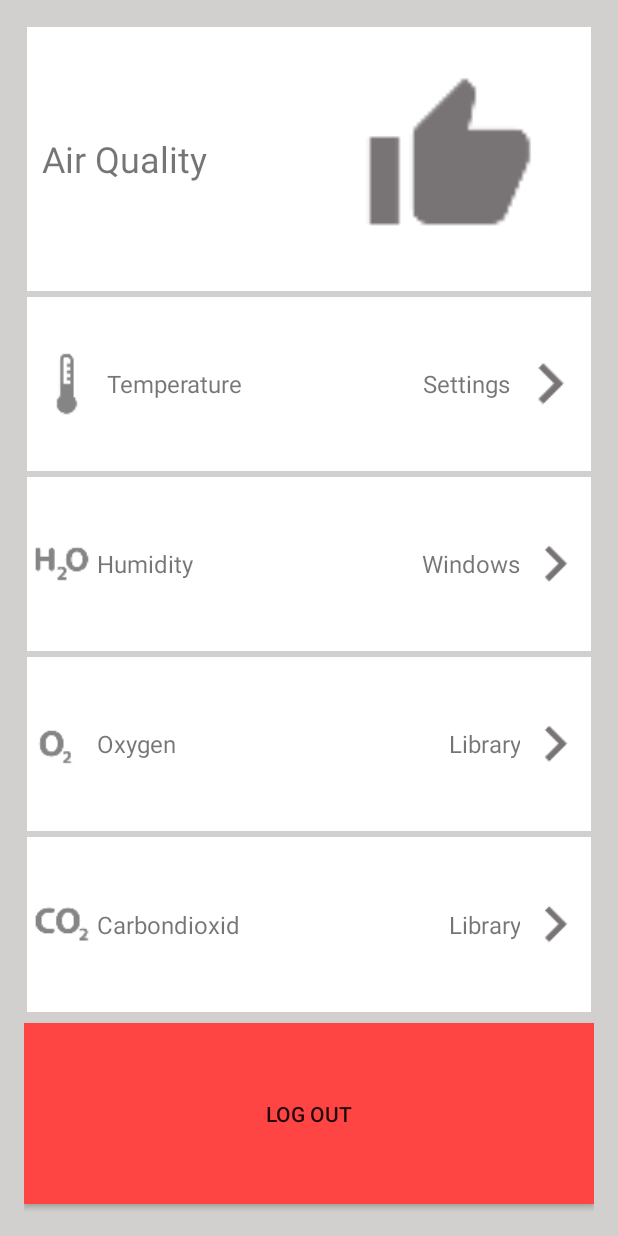
After one commit to Louuiissaa/safeandsound, an Android app: the layout settings.xml on its own in the app's theme, with its tools: preview values and no code run, on a phone screen of 412 x 824 dp. The commit adds this screen. Run offline under Robolectric (Android 15) with nearby library versions, the phone set to English and light mode, and no system bars.

Commit message:
Aktuelle Temperatur und Luftfeuchtigkeit wird angezeigt

```diff
--- a/app/src/main/AndroidManifest.xml
+++ b/app/src/main/AndroidManifest.xml
@@ -1,6 +1,7 @@
 <?xml version="1.0" encoding="utf-8"?>
 <manifest xmlns:android="http://schemas.android.com/apk/res/android"
     package="com.safeandsound.app.safeandsound">
+    <uses-permission android:name="android.permission.INTERNET"/>
 
     <application
         android:allowBackup="true"
@@ -16,6 +17,10 @@
                 <category android:name="android.intent.category.LAUNCHER" />
             </intent-filter>
         </activity>
+        <activity
+        android:name=".AirQuality"
+        android:label="@string/title_airquality">
+    </activity>
     </application>
 
 </manifest>
--- a/app/src/main/java/com/safeandsound/app/safeandsound/AirQuality.java
+++ b/app/src/main/java/com/safeandsound/app/safeandsound/AirQuality.java
@@ -1,8 +1,80 @@
 package com.safeandsound.app.safeandsound;
+
+import android.database.Cursor;
+import android.database.sqlite.SQLiteDatabase;
+import android.net.ParseException;
+import android.os.Bundle;
+import android.support.v4.app.FragmentActivity;
+import android.util.Log;
+import android.widget.TextView;
+import android.widget.Toast;
+
+import org.json.JSONArray;
+import org.json.JSONException;
+import org.json.JSONObject;
+
+import java.io.BufferedReader;
+import java.io.InputStream;
+import java.io.InputStreamReader;
+import java.net.HttpURLConnection;
+import java.net.MalformedURLException;
+import java.net.URL;
+import java.security.AccessControlContext;
+import java.util.concurrent.ExecutionException;
+
+import static java.security.AccessController.getContext;
 
 /**
  * Created by louisapabst on 13.04.17.
  */
 
-public class AirQuality {
+public class AirQuality extends FragmentActivity {
+        /** Called when the activity is first created. */
+        @Override
+        public void onCreate(Bundle savedInstanceState) {
+            super.onCreate(savedInstanceState);
+            setContentView(R.layout.air_quality);
+            String result = null;
+            InputStream is = null;
+            StringBuilder sb=null;
+
+            //http post
+            try {
+                String url = "http://192.168.10.53:1880/temp";
+                URL urlObj = new URL(url);
+                result = new ConnectionFeed().execute(urlObj.toString()).get();
+            }catch (MalformedURLException e){
+                e.printStackTrace();
+            }catch (InterruptedException e){
+                e.printStackTrace();
+            }catch (ExecutionException e){
+                e.printStackTrace();
+            }
+
+
+            //paring data
+            String fd_temp = "";
+            String fd_humidity = "";
+            try{
+                result = result.replace('"','\'');
+                //result = "{\"temp\":\"22.90\",\"humidity\":\"36.70\",\"sensorid\":\"dht22\",\"date\":149}";
+                //JSONArray jArray = new JSONArray(result);
+                JSONObject json_data= new JSONObject(result);
+                fd_humidity = json_data.getString("humidity");
+                fd_temp = json_data.getString("temp");
+            }catch(JSONException e1){
+                Toast.makeText(getBaseContext(), "No Data Found", Toast.LENGTH_LONG).show();
+            }catch (ParseException e1){
+                e1.printStackTrace();
+            }
+
+            //print temperature
+            TextView text_temperature = (TextView)findViewById(R.id.temperatureOutputText);
+            text_temperature.setText(fd_temp);
+
+            //print Humidity
+            TextView text_humidity = (TextView)findViewById(R.id.humidityOutputText);
+            text_humidity.setText(fd_humidity);
+        }
+
 }
--- /dev/null
+++ b/app/src/main/java/com/safeandsound/app/safeandsound/ConnectionFeed.java
@@ -0,0 +1,61 @@
+package com.safeandsound.app.safeandsound;
+
+import android.os.AsyncTask;
+import android.util.Log;
+
+import java.io.BufferedReader;
+import java.io.InputStream;
+import java.io.InputStreamReader;
+import java.net.HttpURLConnection;
+import java.net.URL;
+
+/**
+ * Created by louisapabst on 16.04.17.
+ */
+
+public class ConnectionFeed extends AsyncTask<String, Void, String> {
+
+        private Exception exception;
+
+        protected String doInBackground(String... urls) {
+            InputStream is = null;
+            StringBuilder sb = null;
+            String result = null;
+            try {
+                URL url = new URL(urls[0]);
+
+                HttpURLConnection urlConnection = (HttpURLConnection) url.openConnection();
+                urlConnection.connect();
+                is = urlConnection.getInputStream();
+                String test = is.toString();
+                //System.out.print("InputSTream: " + is);
+                int status = urlConnection.getResponseCode();
+                System.out.println("Status: " + status);
+            }catch(Exception e){
+                Log.e("log_tag", "Error in http connection"+e.toString());
+            }
+
+            //convert response to string
+            try{
+                BufferedReader reader = new BufferedReader(new InputStreamReader(is,"utf-8"),8);
+                sb = new StringBuilder();
+                sb.append(reader.readLine() + "\n");
+                String line="0";
+                while ((line = reader.readLine()) != null) {
+                    sb.append(line + "\n");
+                }
+                is.close();
+                result=sb.toString();
+            }catch(Exception e){
+                Log.e("log_tag", "Error converting result "+e.toString());
+            }
+
+                return result;
+
+        }
+
+        protected void onPostExecute(String result) {
+            // TODO: check this.exception
+            // TODO: do something with the feed
+        }
+}
--- a/app/src/main/java/com/safeandsound/app/safeandsound/MainActivity.java
+++ b/app/src/main/java/com/safeandsound/app/safeandsound/MainActivity.java
@@ -1,7 +1,9 @@
 package com.safeandsound.app.safeandsound;
 
+import android.content.Intent;
 import android.support.v7.app.AppCompatActivity;
 import android.os.Bundle;
+import android.view.View;
 
 public class MainActivity extends AppCompatActivity {
 
@@ -10,4 +12,9 @@ public class MainActivity extends AppCompatActivity {
         super.onCreate(savedInstanceState);
         setContentView(R.layout.activity_main);
     }
+
+    public void openAirQuality(View view) {
+        Intent i = new Intent(MainActivity.this, AirQuality.class);
+        startActivity(i);
+    }
 }
--- /dev/null
+++ b/app/src/main/java/com/safeandsound/app/safeandsound/Settings.java
@@ -0,0 +1,8 @@
+package com.safeandsound.app.safeandsound;
+
+/**
+ * Created by louisapabst on 14.04.17.
+ */
+
+public class Settings {
+}
--- a/app/src/main/res/layout/activity_main.xml
+++ b/app/src/main/res/layout/activity_main.xml
@@ -101,7 +101,8 @@
                     android:src="@drawable/ic_air_quality"
                     android:background="@color/white"
                     android:paddingTop="30dp"
-                    android:scaleType="fitCenter" />
+                    android:scaleType="fitCenter"
+                    android:onClick="openAirQuality"/>
                 <TextView
                     android:layout_width="match_parent"
                     android:layout_height="0dip"
@@ -111,7 +112,8 @@
                     android:textSize="16dip"
                     android:gravity="top|center_horizontal"
                     android:text="Air Quality"
-                    android:textAlignment="gravity" />
+                    android:textAlignment="gravity"
+                    android:onClick="openAirQuality"/>
             </LinearLayout>
             <LinearLayout
                 android:layout_width="0dip"
--- a/app/src/main/res/layout/air_quality.xml
+++ b/app/src/main/res/layout/air_quality.xml
@@ -84,7 +84,6 @@
                     android:background="@color/white"
                     android:textSize="16dip"
                     android:gravity="center_vertical|left"
-                    android:paddingLeft="10dip"
                     android:text="@string/temperatur"
                     android:textAlignment="gravity"/>
                 <TextView
@@ -94,8 +93,7 @@
                     android:id="@+id/temperatureOutputText"
                     android:background="@color/white"
                     android:textSize="16dip"
-                    android:gravity="center_vertical|center_horizontal"
-                    android:text="Settings"
+                    android:gravity="center_vertical|right"
                     android:textAlignment="gravity" />
                 <ImageView
                     android:layout_width="0dip"
@@ -130,7 +128,6 @@
                     android:background="@color/white"
                     android:textSize="16dip"
                     android:gravity="center_vertical|left"
-                    android:paddingLeft="10dip"
                     android:text="@string/luftfeutigkeit"
                     android:textAlignment="gravity"/>
                 <TextView
@@ -140,8 +137,7 @@
                     android:id="@+id/humidityOutputText"
                     android:background="@color/white"
                     android:textSize="16dip"
-                    android:gravity="center_vertical|center_horizontal"
-                    android:text="Windows"
+                    android:gravity="center_vertical|right"
                     android:textAlignment="gravity" />
                 <ImageView
                     android:layout_width="0dip"
@@ -176,7 +172,6 @@
                     android:background="@color/white"
                     android:textSize="16dip"
                     android:gravity="center_vertical|left"
-                    android:paddingLeft="10dip"
                     android:text="@string/sauerstoff"
                     android:textAlignment="gravity" />
                 <TextView
@@ -186,7 +181,7 @@
                     android:id="@+id/oxygenOutputText"
                     android:background="@color/white"
                     android:textSize="16dip"
-                    android:gravity="center_vertical|center_horizontal"
+                    android:gravity="center_vertical|right"
                     android:text="Library"
                     android:textAlignment="gravity" />
                 <ImageView
@@ -223,7 +218,6 @@
                     android:background="@color/white"
                     android:textSize="16dip"
                     android:gravity="center_vertical|left"
-                    android:paddingLeft="10dip"
                     android:text="@string/kohlenstoffdioxid"
                     android:textAlignment="gravity" />
                 <TextView
@@ -233,7 +227,7 @@
                     android:id="@+id/carbondioxidOutputText"
                     android:background="@color/white"
                     android:textSize="16dip"
-                    android:gravity="center_vertical|center_horizontal"
+                    android:gravity="center_vertical|right"
                     android:text="Library"
                     android:textAlignment="gravity" />
                 <ImageView
@@ -270,7 +264,6 @@
                     android:background="@color/white"
                     android:textSize="16dip"
                     android:gravity="center_vertical|left"
-                    android:paddingLeft="10dip"
                     android:text="@string/kohlenstoffmonoxid"
                     android:textAlignment="gravity" />
                 <TextView
@@ -280,7 +273,7 @@
                     android:id="@+id/carbonmonoxidOutputText"
                     android:background="@color/white"
                     android:textSize="16dip"
-                    android:gravity="center_vertical|center_horizontal"
+                    android:gravity="center_vertical|right"
                     android:text="Library"
                     android:textAlignment="gravity" />
                 <ImageView
--- /dev/null
+++ b/app/src/main/res/layout/settings.xml
@@ -0,0 +1,252 @@
+<?xml version="1.0" encoding="utf-8"?>
+    <RelativeLayout xmlns:android="http://schemas.android.com/apk/res/android"
+        xmlns:app="http://schemas.android.com/apk/res-auto"
+        xmlns:tools="http://schemas.android.com/tools"
+        android:id="@+id/activity_main"
+        android:layout_width="match_parent"
+        android:layout_height="match_parent"
+        android:paddingBottom="@dimen/activity_vertical_margin"
+        android:paddingLeft="@dimen/activity_horizontal_margin"
+        android:paddingRight="@dimen/activity_horizontal_margin"
+        android:paddingTop="@dimen/activity_vertical_margin"
+        android:background="@color/background_grey"
+        tools:context="com.safeandsound.app.safeandsound.AirQuality">
+
+        <LinearLayout
+            android:orientation="vertical"
+            android:layout_width="match_parent"
+            android:layout_height="match_parent"
+            android:background="@color/background_grey"
+            android:isScrollContainer="true"
+            android:layout_alignParentTop="true"
+            android:layout_alignParentStart="true">
+
+            <LinearLayout
+                android:orientation="horizontal"
+                android:layout_width="match_parent"
+                android:layout_height="0dp"
+                android:layout_weight="1.5">
+                <LinearLayout
+                    android:orientation="horizontal"
+                    android:layout_height="match_parent"
+                    android:layout_width="0dip"
+                    android:layout_weight="1"
+                    android:layout_margin="2dp">
+
+                    <TextView
+                        android:layout_width="0dip"
+                        android:layout_height="match_parent"
+                        android:layout_weight="1"
+                        android:id="@+id/livestreamText"
+                        android:background="@color/white"
+                        android:textSize="24sp"
+                        android:gravity="center_vertical|left"
+                        android:paddingLeft="10dip"
+                        android:text="@string/luftqualitaet"
+                        android:textAlignment="gravity" />
+                    <ImageButton
+                        android:id="@+id/cameraButton"
+                        android:layout_width="0dip"
+                        android:layout_height="match_parent"
+                        android:layout_weight="1"
+                        android:src="@drawable/ic_thumbup"
+                        android:padding="30dp"
+                        android:background="@color/white"
+                        android:scaleType="fitCenter" />
+                </LinearLayout>
+            </LinearLayout>
+
+
+
+            <LinearLayout
+                android:orientation="horizontal"
+                android:layout_width="match_parent"
+                android:layout_height="0dip"
+                android:layout_weight="1">
+
+                <LinearLayout
+                    android:layout_width="0dip"
+                    android:layout_height="match_parent"
+                    android:layout_weight="1"
+                    android:orientation="horizontal"
+                    android:layout_margin="2dp">
+                    <ImageView
+                        android:layout_width="0dip"
+                        android:layout_height="match_parent"
+                        android:layout_weight="1"
+                        android:background="@color/white"
+                        android:src="@drawable/ic_temperature"/>
+                    <TextView
+                        android:layout_width="0dip"
+                        android:layout_height="match_parent"
+                        android:layout_weight="2.5"
+                        android:id="@+id/temperatureText"
+                        android:background="@color/white"
+                        android:textSize="16dip"
+                        android:gravity="center_vertical|left"
+                        android:text="@string/temperatur"
+                        android:textAlignment="gravity"/>
+                    <TextView
+                        android:layout_width="0dip"
+                        android:layout_height="match_parent"
+                        android:layout_weight="2.5"
+                        android:id="@+id/temperatureOutputText"
+                        android:background="@color/white"
+                        android:textSize="16dip"
+                        android:gravity="center_vertical|right"
+                        android:text="Settings"
+                        android:textAlignment="gravity" />
+                    <ImageView
+                        android:layout_width="0dip"
+                        android:layout_height="match_parent"
+                        android:layout_weight="1"
+                        android:src="@drawable/ic_next_page"
+                        android:background="@color/white"/>
+                </LinearLayout>
+            </LinearLayout>
+            <LinearLayout
+                android:orientation="horizontal"
+                android:layout_width="match_parent"
+                android:layout_height="0dip"
+                android:layout_weight="1">
+                <LinearLayout
+                    android:layout_width="0dip"
+                    android:layout_height="match_parent"
+                    android:layout_weight="1"
+                    android:orientation="horizontal"
+                    android:layout_margin="2dp">
+                    <ImageView
+                        android:layout_width="0dip"
+                        android:layout_height="match_parent"
+                        android:layout_weight="1"
+                        android:background="@color/white"
+                        android:src="@drawable/ic_water"/>
+                    <TextView
+                        android:layout_width="0dip"
+                        android:layout_height="match_parent"
+                        android:layout_weight="3"
+                        android:id="@+id/humidityText"
+                        android:background="@color/white"
+                        android:textSize="16dip"
+                        android:gravity="center_vertical|left"
+                        android:text="@string/luftfeutigkeit"
+                        android:textAlignment="gravity"/>
+                    <TextView
+                        android:layout_width="0dip"
+                        android:layout_height="match_parent"
+                        android:layout_weight="3"
+                        android:id="@+id/humidityOutputText"
+                        android:background="@color/white"
+                        android:textSize="16dip"
+                        android:gravity="center_vertical|right"
+                        android:text="Windows"
+                        android:textAlignment="gravity" />
+                    <ImageView
+                        android:layout_width="0dip"
+                        android:layout_height="match_parent"
+                        android:layout_weight="1"
+                        android:src="@drawable/ic_next_page"
+                        android:background="@color/white"/>
+                </LinearLayout>
+            </LinearLayout>
+            <LinearLayout
+                android:orientation="horizontal"
+                android:layout_width="match_parent"
+                android:layout_height="0dp"
+                android:layout_weight="1">
+                <LinearLayout
+                    android:layout_width="0dip"
+                    android:layout_height="match_parent"
+                    android:layout_weight="1"
+                    android:orientation="horizontal"
+                    android:layout_margin="2dp">
+                    <ImageView
+                        android:layout_width="0dip"
+                        android:layout_height="match_parent"
+                        android:layout_weight="1"
+                        android:background="@color/white"
+                        android:src="@drawable/ic_oxygen"/>
+                    <TextView
+                        android:layout_width="0dip"
+                        android:layout_height="match_parent"
+                        android:layout_weight="3"
+                        android:id="@+id/oxygenText"
+                        android:background="@color/white"
+                        android:textSize="16dip"
+                        android:gravity="center_vertical|left"
+                        android:text="@string/sauerstoff"
+                        android:textAlignment="gravity" />
+                    <TextView
+                        android:layout_width="0dip"
+                        android:layout_height="match_parent"
+                        android:layout_weight="3"
+                        android:id="@+id/oxygenOutputText"
+                        android:background="@color/white"
+                        android:textSize="16dip"
+                        android:gravity="center_vertical|right"
+                        android:text="Library"
+                        android:textAlignment="gravity" />
+                    <ImageView
+                        android:layout_width="0dip"
+                        android:layout_height="match_parent"
+                        android:layout_weight="1"
+                        android:src="@drawable/ic_next_page"
+                        android:background="@color/white"/>
+                </LinearLayout>
+            </LinearLayout>
+            <LinearLayout
+                android:orientation="horizontal"
+                android:layout_width="match_parent"
+                android:layout_height="0dp"
+                android:layout_weight="1">
+
+                <LinearLayout
+                    android:layout_width="0dip"
+                    android:layout_height="match_parent"
+                    android:layout_weight="1"
+                    android:orientation="horizontal"
+                    android:layout_margin="2dp">
+                    <ImageView
+                        android:layout_width="0dip"
+                        android:layout_height="match_parent"
+                        android:layout_weight="1"
+                        android:background="@color/white"
+                        android:src="@drawable/ic_carbondioxid"/>
+                    <TextView
+                        android:layout_width="0dip"
+                        android:layout_height="match_parent"
+                        android:layout_weight="3"
+                        android:id="@+id/carbondioxidText"
+                        android:background="@color/white"
+                        android:textSize="16dip"
+                        android:gravity="center_vertical|left"
+                        android:text="@string/kohlenstoffdioxid"
+                        android:textAlignment="gravity" />
+                    <TextView
+                        android:layout_width="0dip"
+                        android:layout_height="match_parent"
+                        android:layout_weight="3"
+                        android:id="@+id/carbondioxidOutputText"
+                        android:background="@color/white"
+                        android:textSize="16dip"
+                        android:gravity="center_vertical|right"
+                        android:text="Library"
+                        android:textAlignment="gravity" />
+                    <ImageView
+                        android:layout_width="0dip"
+                        android:layout_height="match_parent"
+                        android:layout_weight="1"
+                        android:src="@drawable/ic_next_page"
+                        android:background="@color/white"/>
+                </LinearLayout>
+            </LinearLayout>
+            <Button
+                android:layout_width="match_parent"
+                android:layout_height="0dip"
+                android:layout_weight="1"
+                android:background="@android:color/holo_red_light"
+                android:layout_marginTop="5dip"
+                android:layout_marginBottom="5dip"
+                android:text="@string/logout"/>
+        </LinearLayout>
+    </RelativeLayout>
--- a/app/src/main/res/values/strings.xml
+++ b/app/src/main/res/values/strings.xml
@@ -6,4 +6,6 @@
     <string name="sauerstoff">Oxygen</string>
     <string name="kohlenstoffmonoxid">Carbonmonoxid</string>
     <string name="luftqualitaet">Air Quality</string>
+    <string name="title_airquality">Air Quality</string>
+    <string name="logout">Log out</string>
 </resources>
```
